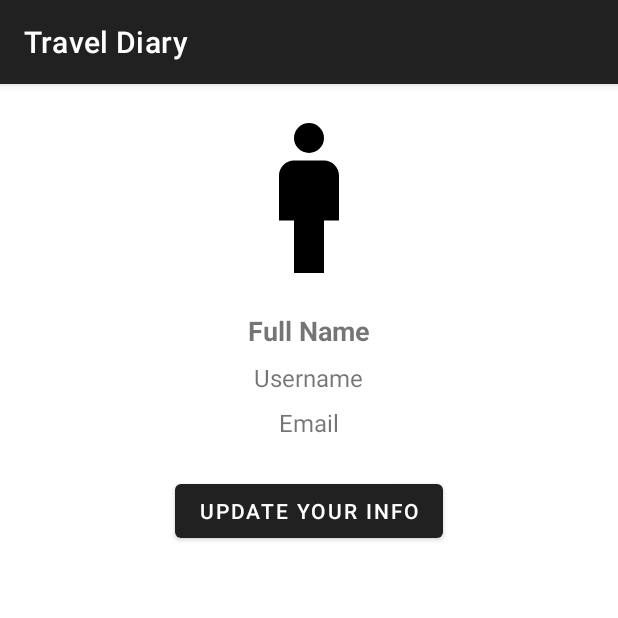
After one commit to MArhamAA/TravelDiaryApp, an Android app: the ProfileActivity screen opened directly, with no data from a screen before it, on a phone screen of 412 x 824 dp, the top half of it. The commit adds this screen. Run offline under Robolectric (Android 15) with nearby library versions, the phone set to English and light mode, and no system bars; our stand-ins replace Firebase (no records; nobody signed in at launch, a user with empty details on screens opened directly).

Commit message:
Add profileActivity

```diff
--- a/app/src/main/AndroidManifest.xml
+++ b/app/src/main/AndroidManifest.xml
@@ -16,6 +16,12 @@
         android:supportsRtl="true"
         android:theme="@style/Theme.TravelDiary"
         tools:targetApi="31">
+        <activity
+            android:name=".DiaryActivity"
+            android:exported="false" />
+        <activity
+            android:name=".ProfileActivity"
+            android:exported="false" />
         <activity
             android:name=".SettingsActivity"
             android:exported="false" />
--- /dev/null
+++ b/app/src/main/java/com/example/traveldiary/ProfileActivity.kt
@@ -0,0 +1,68 @@
+package com.example.traveldiary
+
+import android.content.Intent
+import androidx.appcompat.app.AppCompatActivity
+import android.os.Bundle
+import android.widget.Button
+import android.widget.TextView
+import com.google.firebase.auth.FirebaseAuth
+import com.google.firebase.database.DataSnapshot
+import com.google.firebase.database.DatabaseError
+import com.google.firebase.database.DatabaseReference
+import com.google.firebase.database.FirebaseDatabase
+import com.google.firebase.database.ValueEventListener
+
+class ProfileActivity : AppCompatActivity() {
+
+    private lateinit var auth: FirebaseAuth
+    private lateinit var databaseRef: DatabaseReference
+
+    override fun onCreate(savedInstanceState: Bundle?) {
+        super.onCreate(savedInstanceState)
+        setContentView(R.layout.activity_profile)
+
+        // Initialize Firebase Auth
+        auth = FirebaseAuth.getInstance()
+
+        // Initialize Firebase Realtime Database
+        databaseRef = FirebaseDatabase.getInstance().getReference("Users")
+
+        // Load user data
+        loadUserData()
+
+        // Set onClickListener for the "Update Your Info" button
+        val updateInfoButton: Button = findViewById(R.id.updateInfoButton)
+        updateInfoButton.setOnClickListener {
+             val intent = Intent(this, SettingsActivity::class.java)
+             startActivity(intent)
+        }
+    }
+
+    private fun loadUserData() {
+        val user = auth.currentUser
+        val encodedEmail = user?.email.toString().replace(".", "_dot_").replace("@", "_at_")
+        val userRef = databaseRef.child(encodedEmail)
+
+        userRef.addListenerForSingleValueEvent(object : ValueEventListener {
+            override fun onDataChange(snapshot: DataSnapshot) {
+                if (snapshot.exists()) {
+                    val fullName = snapshot.child("fullName").value.toString()
+                    val username = snapshot.child("username").value.toString()
+                    val email = user?.email
+
+                    // Update UI with user information
+                    val fullNameTextView: TextView = findViewById(R.id.fullNameTextView)
+                    val usernameTextView: TextView = findViewById(R.id.usernameTextView)
+                    val emailTextView: TextView = findViewById(R.id.emailTextView)
+                    fullNameTextView.text = fullName
+                    usernameTextView.text = username
+                    emailTextView.text = email
+                }
+            }
+
+            override fun onCancelled(error: DatabaseError) {
+                // Handle error
+            }
+        })
+    }
+}
--- /dev/null
+++ b/app/src/main/res/layout/activity_profile.xml
@@ -0,0 +1,59 @@
+<?xml version="1.0" encoding="utf-8"?>
+<RelativeLayout xmlns:android="http://schemas.android.com/apk/res/android"
+    android:layout_width="match_parent"
+    android:layout_height="match_parent"
+    android:padding="16dp">
+
+    <!-- Profile Picture -->
+    <ImageView
+        android:id="@+id/profileImage"
+        android:layout_width="120dp"
+        android:layout_height="120dp"
+        android:src="@drawable/profile_icon"
+        android:layout_centerHorizontal="true"/>
+
+    <!-- Full Name -->
+    <TextView
+        android:id="@+id/fullNameTextView"
+        android:layout_width="wrap_content"
+        android:layout_height="wrap_content"
+        android:layout_below="@id/profileImage"
+        android:layout_centerHorizontal="true"
+        android:layout_marginTop="16dp"
+        android:text="Full Name"
+        android:textSize="18sp"
+        android:textStyle="bold"/>
+
+    <!-- Username -->
+    <TextView
+        android:id="@+id/usernameTextView"
+        android:layout_width="wrap_content"
+        android:layout_height="wrap_content"
+        android:layout_below="@id/fullNameTextView"
+        android:layout_centerHorizontal="true"
+        android:layout_marginTop="8dp"
+        android:text="Username"
+        android:textSize="16sp"/>
+
+    <!-- Email -->
+    <TextView
+        android:id="@+id/emailTextView"
+        android:layout_width="wrap_content"
+        android:layout_height="wrap_content"
+        android:layout_below="@id/usernameTextView"
+        android:layout_centerHorizontal="true"
+        android:layout_marginTop="8dp"
+        android:text="Email"
+        android:textSize="16sp"/>
+
+    <!-- Update Your Info Button -->
+    <Button
+        android:id="@+id/updateInfoButton"
+        android:layout_width="wrap_content"
+        android:layout_height="wrap_content"
+        android:layout_below="@id/emailTextView"
+        android:layout_centerHorizontal="true"
+        android:layout_marginTop="24dp"
+        android:text="Update Your Info"/>
+
+</RelativeLayout>
```
Also changed, not shown: app/src/main/java/com/example/traveldiary/DiaryActivity.kt (added, +11 -0 lines), app/src/main/java/com/example/traveldiary/HomeActivity.kt (+8 -2 lines), app/src/main/res/layout/activity_diary.xml (added, +9 -0 lines).
